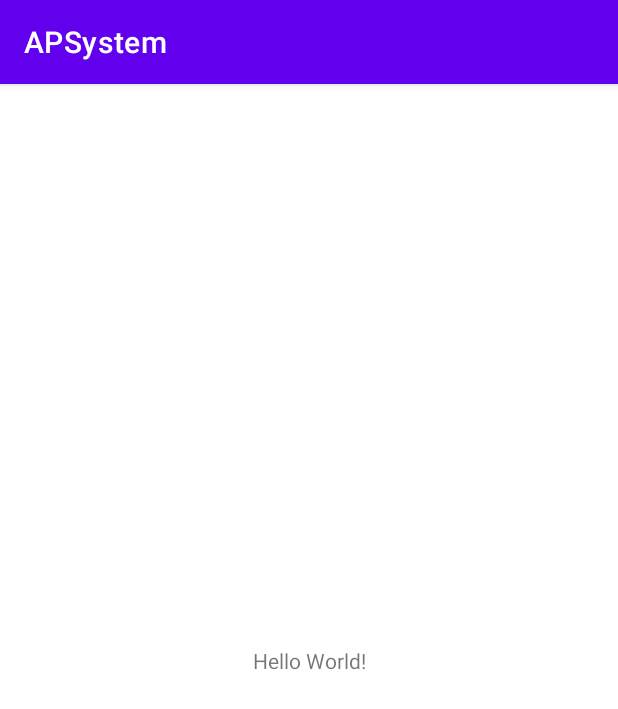
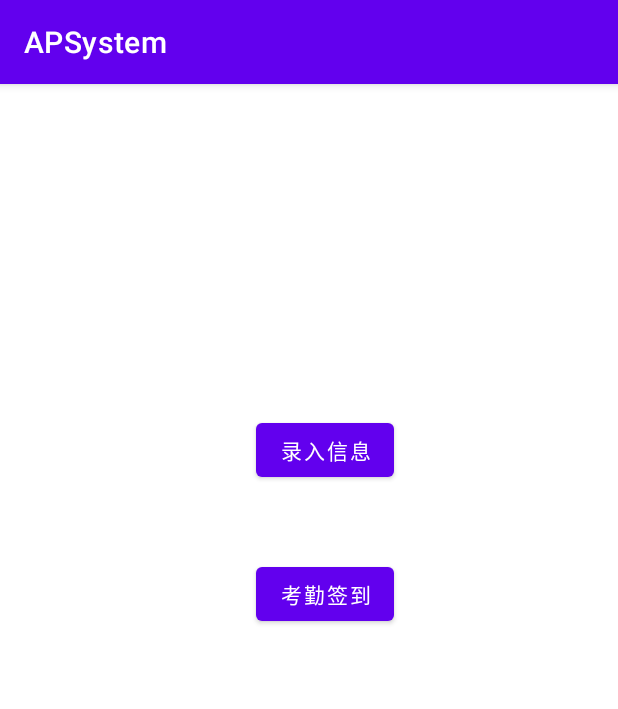
Before and after one commit to MoorCorPa/APSystem, an Android app: the screen it shows after launch (MainActivity), on a phone screen of 412 x 824 dp. Shown: the top 709 px of the screen. Run offline under Robolectric (Android 15) with nearby library versions, the phone set to English and light mode, and no system bars.

Commit message:
update main

```diff
--- a/app/build.gradle
+++ b/app/build.gradle
@@ -44,4 +44,6 @@ dependencies {
     implementation 'org.greenrobot:greendao:3.3.0'
 
     implementation 'com.squareup.retrofit2:retrofit:2.9.0'
+    implementation 'com.squareup.retrofit2:converter-gson:2.9.0'
+    implementation 'com.google.code.gson:gson:2.9.0'
 }
--- a/app/src/main/AndroidManifest.xml
+++ b/app/src/main/AndroidManifest.xml
@@ -1,7 +1,7 @@
 <?xml version="1.0" encoding="utf-8"?>
 <manifest xmlns:android="http://schemas.android.com/apk/res/android"
     package="com.linmo.apsystem">
-
+    <uses-permission android:name="android.permission.INTERNET"/>
     <application
         android:allowBackup="true"
         android:icon="@mipmap/ic_launcher"
--- a/app/src/main/res/layout/activity_main.xml
+++ b/app/src/main/res/layout/activity_main.xml
@@ -2,17 +2,29 @@
 <androidx.constraintlayout.widget.ConstraintLayout xmlns:android="http://schemas.android.com/apk/res/android"
     xmlns:app="http://schemas.android.com/apk/res-auto"
     xmlns:tools="http://schemas.android.com/tools"
+    android:id="@+id/btn_signin"
     android:layout_width="match_parent"
     android:layout_height="match_parent"
     tools:context=".MainActivity">
 
-    <TextView
+    <Button
+        android:id="@+id/btn_entry"
         android:layout_width="wrap_content"
         android:layout_height="wrap_content"
-        android:text="Hello World!"
+        android:text="录入信息"
         app:layout_constraintBottom_toBottomOf="parent"
-        app:layout_constraintLeft_toLeftOf="parent"
-        app:layout_constraintRight_toRightOf="parent"
-        app:layout_constraintTop_toTopOf="parent" />
+        app:layout_constraintEnd_toEndOf="parent"
+        app:layout_constraintHorizontal_bias="0.533"
+        app:layout_constraintStart_toStartOf="parent"
+        app:layout_constraintTop_toTopOf="parent"
+        app:layout_constraintVertical_bias="0.306" />
 
+    <Button
+        android:id="@+id/button2"
+        android:layout_width="wrap_content"
+        android:layout_height="wrap_content"
+        android:layout_marginBottom="404dp"
+        android:text="考勤签到"
+        app:layout_constraintBottom_toBottomOf="parent"
+        app:layout_constraintStart_toStartOf="@+id/btn_entry" />
 </androidx.constraintlayout.widget.ConstraintLayout>
```
Also changed, not shown: app/src/main/java/com/linmo/apsystem/adapter/BaseAdapter.java (added, +27 -0 lines).
